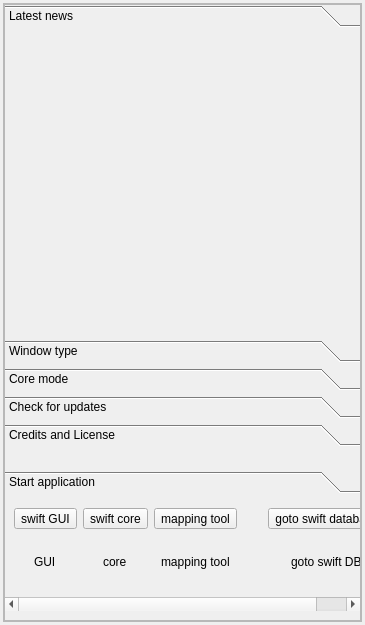
This is src/swiftlauncher/swiftlauncher.ui in swift-project/pilotclient as Qt 5 draws it before an edit. The edited form follows.
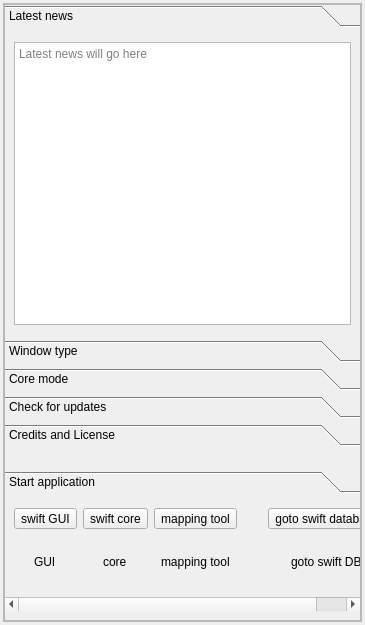
This is the edited form. Icons and pictures are not drawn. Custom widgets are drawn as their Qt base class.

Commit message: refs #609, replaced QWebEngine

The edit to the form file:
```diff
--- a/src/swiftlauncher/swiftlauncher.ui
+++ b/src/swiftlauncher/swiftlauncher.ui
@@ -89,13 +89,27 @@
                <x>0</x>
                <y>0</y>
                <width>355</width>
-               <height>306</height>
+               <height>301</height>
               </rect>
              </property>
              <attribute name="label">
               <string>Latest news</string>
              </attribute>
-             <layout class="QVBoxLayout" name="vl_LatestNews"/>
+             <layout class="QVBoxLayout" name="vl_LatestNews">
+              <item>
+               <widget class="QTextEdit" name="te_LatestNews">
+                <property name="documentTitle">
+                 <string>Latest news</string>
+                </property>
+                <property name="readOnly">
+                 <bool>true</bool>
+                </property>
+                <property name="placeholderText">
+                 <string>Latest news will go here</string>
+                </property>
+               </widget>
+              </item>
+             </layout>
             </widget>
             <widget class="QWidget" name="pg_WindowType">
              <property name="geometry">
```
Left out of the diff: 16 changed lines with no effect on the pictures. The commit also changes 2 other files.
